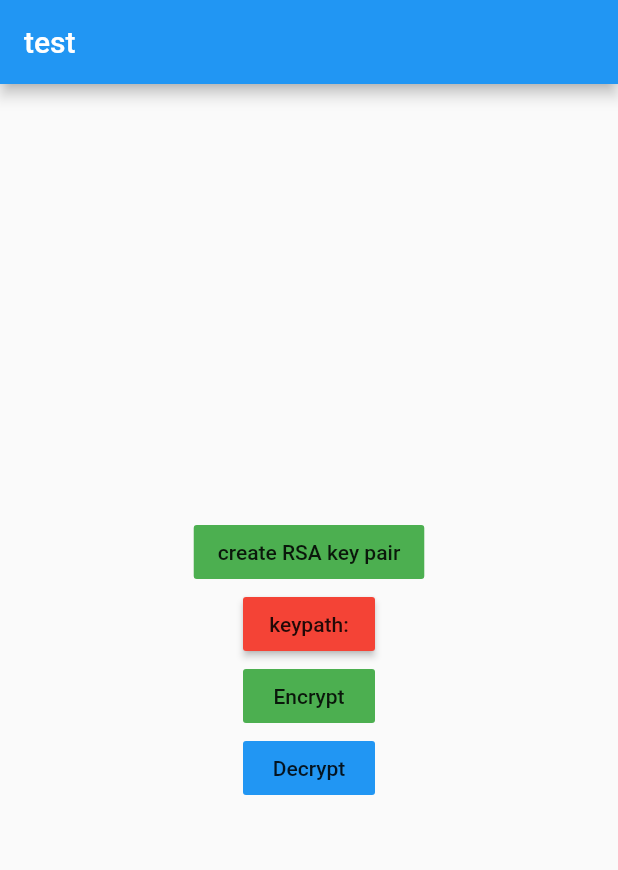
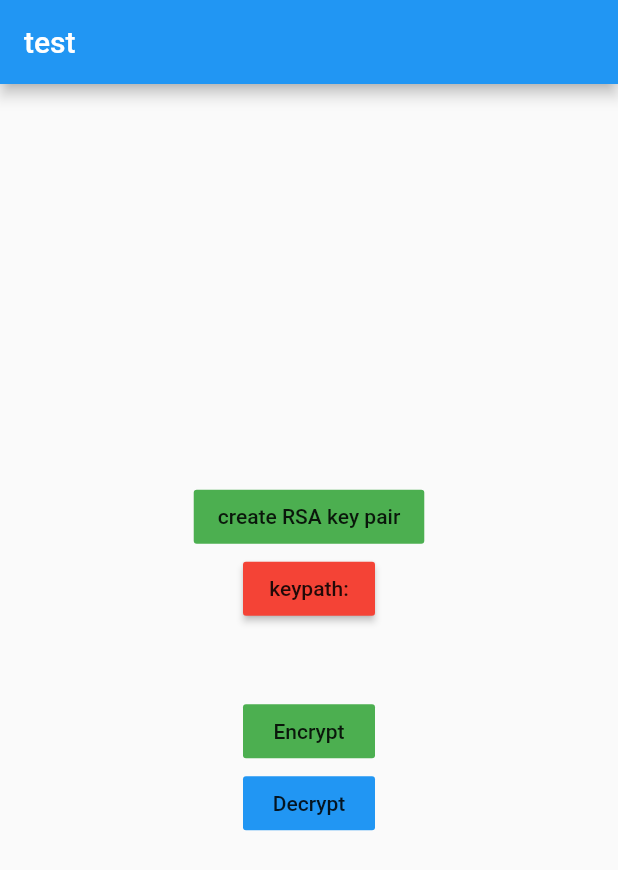
Before and after one commit to gengyouchou/openssl_plugin, a Flutter app: the screen it shows after launch, after a tap on "keypath:", on a phone screen of 412 x 824 dp. Shown: the top 870 px of the screen. Run offline on Flutter 3.47's test engine with Material 2 defaults, Android fonts, the light colour scheme and no system bars; our stand-ins replace file_picker, permission_handler; missing offline and left inert: dart:ffi.

Commit message:
add setstate

```diff
--- a/example/lib/main.dart
+++ b/example/lib/main.dart
@@ -13,6 +13,26 @@ import 'package:file_picker/file_picker.dart';
 
 void main() async {
   runApp(const MyApp());
+}
+
+class UpdateText extends StatefulWidget {
+  UpdateTextState createState() => UpdateTextState();
+}
+
+class UpdateTextState extends State {
+  String textHolder = 'Old Sample Text...!!!';
+
+  changeText() {
+    setState(() {
+      textHolder = 'New Sample Text...';
+    });
+  }
+
+  @override
+  Widget build(BuildContext context) {
+    // TODO: implement build
+    throw UnimplementedError();
+  }
 }
 
 class MyApp extends StatefulWidget {
@@ -128,9 +148,12 @@ class _MyAppState extends State<MyApp> {
     await file_picker().then((value) {
       name = value;
     });
-    keypath = path + "/" + name;
+    print(path + "/" + name);
 
     print("fuck2" + keypath);
+    setState(() {
+      print(keypath);
+    });
   }
 
   Future<String> generateRSAKeypair() async {
@@ -191,42 +214,31 @@ class _MyAppState extends State<MyApp> {
           child: Column(
             mainAxisAlignment: MainAxisAlignment.center,
             children: <Widget>[
-              (true
-                  ? FlatButton(
+              FlatButton(
                 child: Text('create RSA key pair'),
                 onPressed: generateRSAKeypair,
                 color: Colors.green,
-                    )
-                  : Container()),
-              ((keypath == "") == true
-                  ? RaisedButton(
+              ),
+              RaisedButton(
                 child: Text('keypath:' + keypath),
                 onPressed: path_file_picket,
                 color: Colors.red,
-                    )
-                  : RaisedButton(
-                      child: Text('keypath:' + keypath),
-                      onPressed: path_file_picket,
-                      color: Colors.green,
-                    )),
-              (true
-                  ? FlatButton(
+              ),
+              Text(keypath,
+                  style: TextStyle(
+                      color: Colors.grey[800],
+                      fontWeight: FontWeight.bold,
+                      fontSize: 40)),
+              FlatButton(
                 child: Text('Encrypt'),
                 onPressed: path_picker,
                 color: Colors.green,
-                    )
-                  : Container()),
-              (true
-                  ? FlatButton(
+              ),
+              FlatButton(
                 child: Text('Decrypt'),
                 onPressed: file_picker,
                 color: Colors.blue,
-                    )
-                  : FlatButton(
-                      child: Text('Start encrypting'),
-                      onPressed: file_picker,
-                      color: Colors.green,
-                    )),
+              ),
             ],
           ),
         ),
```
Also changed, not shown: 105 other files. Lines whose indentation alone changed are shown as unchanged.
